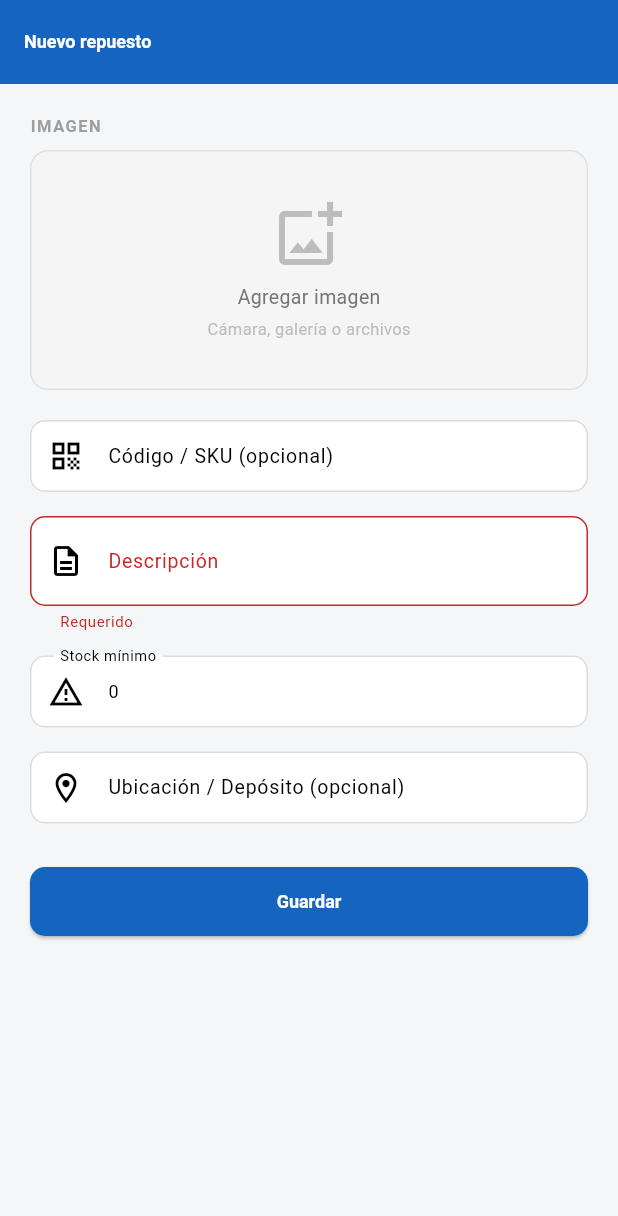
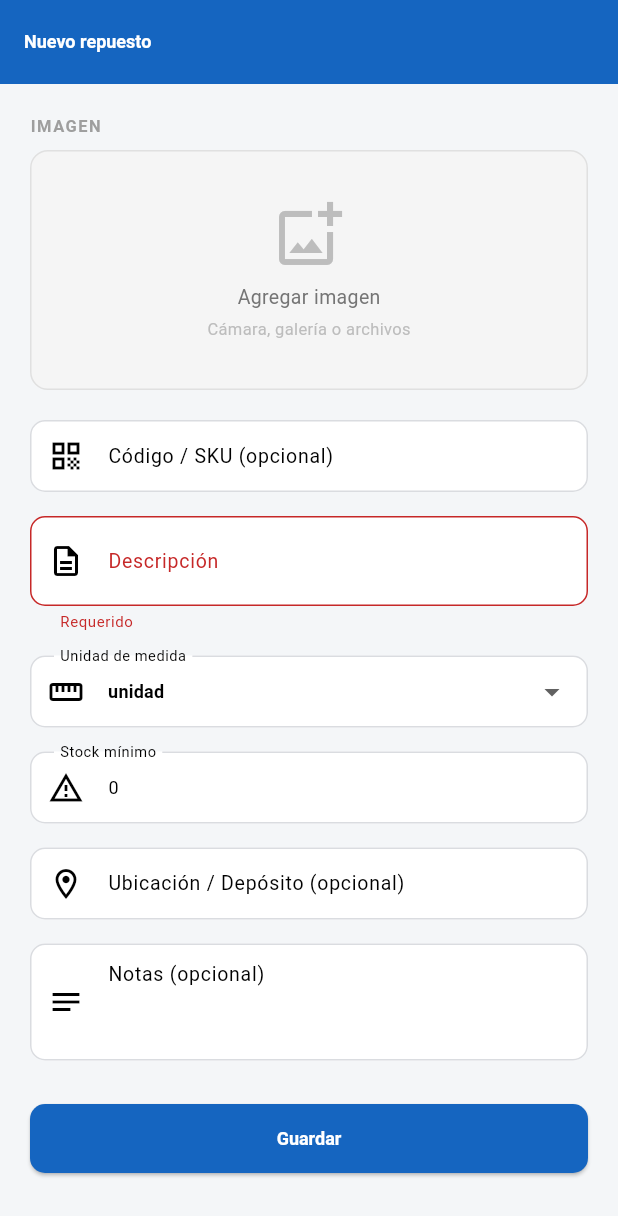
Before and after one commit to alejandro1804/tecnoflow3, a Flutter app: the RepuestoFormScreen screen opened by its route, after a tap on "Guardar", on a phone screen of 412 x 824 dp. Shown: the top 1216 px of the screen. Run offline on Flutter 3.47's test engine with Material 3 defaults, Android fonts, the phone set to English and light mode, and no system bars; our stand-ins replace flutter_riverpod, go_router, image_picker, package_info_plus, pdf, printing and 3 more; missing offline and left inert: excel, mobile_scanner; accounts and stored records are empty.

Commit message:
se agregaron dos campos mas a repuestos , medida y notas

```diff
--- a/lib/models/models.dart
+++ b/lib/models/models.dart
@@ -119,6 +119,8 @@ class Repuesto {
   final String? imagenUrl;
   final bool    activo;
   final int?    ref;
+  final String  unidadMedida;   // NUEVO
+  final String? notas;          // NUEVO
 
   const Repuesto({
     required this.id,
@@ -130,39 +132,47 @@ class Repuesto {
     this.imagenUrl,
     this.activo = true,
     this.ref,
+    this.unidadMedida = 'unidad', // NUEVO
+    this.notas,                   // NUEVO
   });
 
   bool get stockBajo => stockActual < stockMinimo;
 
   factory Repuesto.fromMap(Map<String, dynamic> m) => Repuesto(
-    id:          m['id'],
-    codigo:      m['codigo'],
-    descripcion: m['descripcion'],
-    stockActual: m['stock_actual'] ?? 0,
-    stockMinimo: m['stock_minimo'] ?? 0,
-    ubicacion:   m['ubicacion'],
-    imagenUrl:   m['imagen_url'],
-    activo:      m['activo'] ?? true,
-    ref:         m['ref'],
+    id:           m['id'],
+    codigo:       m['codigo'],
+    descripcion:  m['descripcion'],
+    stockActual:  m['stock_actual'] ?? 0,
+    stockMinimo:  m['stock_minimo'] ?? 0,
+    ubicacion:    m['ubicacion'],
+    imagenUrl:    m['imagen_url'],
+    activo:       m['activo'] ?? true,
+    ref:          m['ref'],
+    unidadMedida: m['unidad_medida'] ?? 'unidad', // NUEVO
+    notas:        m['notas'],                      // NUEVO
   );
 
   Map<String, dynamic> toInsert() => {
-    'codigo':       codigo,
-    'descripcion':  descripcion,
-    'stock_actual': stockActual,
-    'stock_minimo': stockMinimo,
-    'ubicacion':    ubicacion,
-    'imagen_url':   imagenUrl,
-    'activo':       activo,
+    'codigo':        codigo,
+    'descripcion':   descripcion,
+    'stock_actual':  stockActual,
+    'stock_minimo':  stockMinimo,
+    'ubicacion':     ubicacion,
+    'imagen_url':    imagenUrl,
+    'activo':        activo,
+    'unidad_medida': unidadMedida, // NUEVO
+    'notas':         notas,        // NUEVO
   };
 
   Map<String, dynamic> toUpdate() => {
-    'codigo':       codigo,
-    'descripcion':  descripcion,
-    'stock_minimo': stockMinimo,
-    'ubicacion':    ubicacion,
-    'imagen_url':   imagenUrl,
-    'activo':       activo,
+    'codigo':        codigo,
+    'descripcion':   descripcion,
+    'stock_minimo':  stockMinimo,
+    'ubicacion':     ubicacion,
+    'imagen_url':    imagenUrl,
+    'activo':        activo,
+    'unidad_medida': unidadMedida, // NUEVO
+    'notas':         notas,        // NUEVO
   };
 }
 
--- a/lib/screens/repuestos/repuesto_form_screen.dart
+++ b/lib/screens/repuestos/repuesto_form_screen.dart
@@ -9,6 +9,9 @@ import '../../core/imageHelper.dart';
 import '../../models/models.dart';
 import '../../providers/providers.dart';
 
+// Unidades de medida disponibles
+const _unidades = ['unidad', 'metro', 'litro', 'kg', 'rollo'];
+
 class RepuestoFormScreen extends ConsumerStatefulWidget {
   final String? repuestoId;
   const RepuestoFormScreen({super.key, this.repuestoId});
@@ -17,19 +20,21 @@ class RepuestoFormScreen extends ConsumerStatefulWidget {
 }
 
 class _State extends ConsumerState<RepuestoFormScreen> {
-  final _formKey  = GlobalKey<FormState>();
-  final _codCtrl  = TextEditingController();
-  final _descCtrl = TextEditingController();
-  final _minCtrl  = TextEditingController(text: '0');
-  final _ubicCtrl = TextEditingController();
+  final _formKey    = GlobalKey<FormState>();
+  final _codCtrl    = TextEditingController();
+  final _descCtrl   = TextEditingController();
+  final _minCtrl    = TextEditingController(text: '0');
+  final _ubicCtrl   = TextEditingController();
+  final _notasCtrl  = TextEditingController(); // NUEVO
 
-  bool       _loading     = false;
-  bool       _loadingData = false;
-  bool       _subiendoImg = false;
+  bool       _loading       = false;
+  bool       _loadingData   = false;
+  bool       _subiendoImg   = false;
   String?    _error;
   String?    _imagenUrl;
   Uint8List? _imagenBytes;
   int?       _ref;
+  String     _unidadMedida  = 'unidad'; // NUEVO
 
   bool get isEdit => widget.repuestoId != null;
 
@@ -41,13 +46,15 @@ class _State extends ConsumerState<RepuestoFormScreen> {
     try {
       final lista = await ref.read(repuestosRepoProvider).getAll();
       final rep   = lista.firstWhere((r) => r.id == widget.repuestoId);
-      _codCtrl.text  = rep.codigo ?? '';
-      _descCtrl.text = rep.descripcion;
-      _minCtrl.text  = rep.stockMinimo.toString();
-      _ubicCtrl.text = rep.ubicacion ?? '';
+      _codCtrl.text   = rep.codigo ?? '';
+      _descCtrl.text  = rep.descripcion;
+      _minCtrl.text   = rep.stockMinimo.toString();
+      _ubicCtrl.text  = rep.ubicacion ?? '';
+      _notasCtrl.text = rep.notas ?? ''; // NUEVO
       setState(() {
-        _imagenUrl = rep.imagenUrl;
-        _ref       = rep.ref;
+        _imagenUrl    = rep.imagenUrl;
+        _ref          = rep.ref;
+        _unidadMedida = rep.unidadMedida; // NUEVO
       });
     } finally {
       if (mounted) setState(() => _loadingData = false);
@@ -85,15 +92,21 @@ class _State extends ConsumerState<RepuestoFormScreen> {
           ? null
           : _codCtrl.text.trim();
 
+      final notasFinal = _notasCtrl.text.trim().isEmpty
+          ? null
+          : _notasCtrl.text.trim();
+
       final rep = Repuesto(
-        id:          widget.repuestoId ?? '',
-        codigo:      codigoFinal,
-        descripcion: _descCtrl.text.trim(),
-        stockActual: 0,
-        stockMinimo: int.tryParse(_minCtrl.text) ?? 0,
-        ubicacion:   _ubicCtrl.text.trim().isEmpty
+        id:           widget.repuestoId ?? '',
+        codigo:       codigoFinal,
+        descripcion:  _descCtrl.text.trim(),
+        stockActual:  0,
+        stockMinimo:  int.tryParse(_minCtrl.text) ?? 0,
+        ubicacion:    _ubicCtrl.text.trim().isEmpty
             ? null : _ubicCtrl.text.trim(),
-        imagenUrl:   urlFinal,
+        imagenUrl:    urlFinal,
+        unidadMedida: _unidadMedida, // NUEVO
+        notas:        notasFinal,    // NUEVO
       );
 
       if (isEdit) {
@@ -115,13 +128,15 @@ class _State extends ConsumerState<RepuestoFormScreen> {
               _imagenBytes!, nuevo.id);
           await ref.read(repuestosRepoProvider).update(
               nuevo.id, Repuesto(
-                id:          nuevo.id,
-                codigo:      rep.codigo,
-                descripcion: rep.descripcion,
-                stockActual: 0,
-                stockMinimo: rep.stockMinimo,
-                ubicacion:   rep.ubicacion,
-                imagenUrl:   urlNew,
+                id:           nuevo.id,
+                codigo:       rep.codigo,
+                descripcion:  rep.descripcion,
+                stockActual:  0,
+                stockMinimo:  rep.stockMinimo,
+                ubicacion:    rep.ubicacion,
+                imagenUrl:    urlNew,
+                unidadMedida: rep.unidadMedida, // NUEVO
+                notas:        rep.notas,        // NUEVO
               ));
         }
       }
@@ -141,8 +156,9 @@ class _State extends ConsumerState<RepuestoFormScreen> {
 
   @override
   void dispose() {
-    _codCtrl.dispose(); _descCtrl.dispose();
-    _minCtrl.dispose(); _ubicCtrl.dispose();
+    _codCtrl.dispose();   _descCtrl.dispose();
+    _minCtrl.dispose();   _ubicCtrl.dispose();
+    _notasCtrl.dispose(); // NUEVO
     super.dispose();
   }
 
@@ -203,7 +219,7 @@ class _State extends ConsumerState<RepuestoFormScreen> {
                   ),
                   const SizedBox(height: 20),
 
-                  // ── Campos ────────────────────────────
+                  // ── Código ────────────────────────────
                   TextFormField(
                     controller: _codCtrl,
                     textCapitalization: TextCapitalization.characters,
@@ -212,6 +228,8 @@ class _State extends ConsumerState<RepuestoFormScreen> {
                         prefixIcon: Icon(Icons.qr_code_outlined)),
                   ),
                   const SizedBox(height: 16),
+
+                  // ── Descripción ───────────────────────
                   TextFormField(
                     controller: _descCtrl,
                     maxLines: 2,
@@ -222,6 +240,24 @@ class _State extends ConsumerState<RepuestoFormScreen> {
                         (v == null || v.trim().isEmpty) ? 'Requerido' : null,
                   ),
                   const SizedBox(height: 16),
+
+                  // ── Unidad de medida (NUEVO) ───────────
+                  DropdownButtonFormField<String>(
+                    value: _unidadMedida,
+                    decoration: const InputDecoration(
+                        labelText: 'Unidad de medida',
+                        prefixIcon: Icon(Icons.straighten_outlined)),
+                    items: _unidades.map((u) => DropdownMenuItem(
+                      value: u,
+                      child: Text(u),
+                    )).toList(),
+                    onChanged: (v) {
+                      if (v != null) setState(() => _unidadMedida = v);
+                    },
+                  ),
+                  const SizedBox(height: 16),
+
+                  // ── Stock mínimo ──────────────────────
                   TextFormField(
                     controller: _minCtrl,
                     keyboardType: TextInputType.number,
@@ -233,11 +269,25 @@ class _State extends ConsumerState<RepuestoFormScreen> {
                         (v == null || v.isEmpty) ? 'Requerido' : null,
                   ),
                   const SizedBox(height: 16),
+
+                  // ── Ubicación ─────────────────────────
                   TextFormField(
                     controller: _ubicCtrl,
                     decoration: const InputDecoration(
                         labelText: 'Ubicación / Depósito (opcional)',
                         prefixIcon: Icon(Icons.location_on_outlined))),
+                  const SizedBox(height: 16),
+
+                  // ── Notas (NUEVO) ─────────────────────
+                  TextFormField(
+                    controller: _notasCtrl,
+                    maxLines: 3,
+                    decoration: const InputDecoration(
+                        labelText: 'Notas (opcional)',
+                        hintText: 'Ej: usar solo en máquina X, viene en packs de 10...',
+                        prefixIcon: Icon(Icons.notes_outlined),
+                        alignLabelWithHint: true),
+                  ),
 
                   if (_error != null) ...[
                     const SizedBox(height: 12),
```
Also changed, not shown: lib/screens/repuestos/repuestos_screen.dart (+51 -2 lines).
